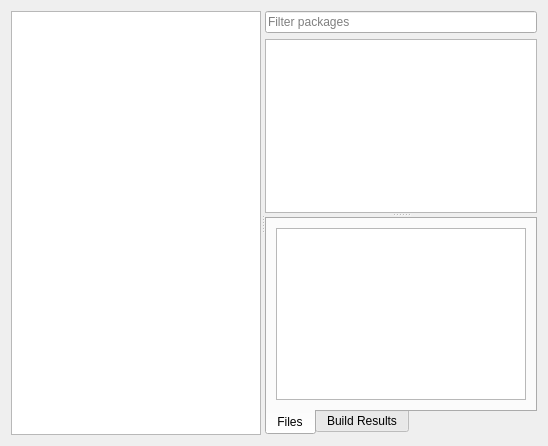
javierllorente/qactus, file src/gui/browser/browser.ui: the form before one commit.
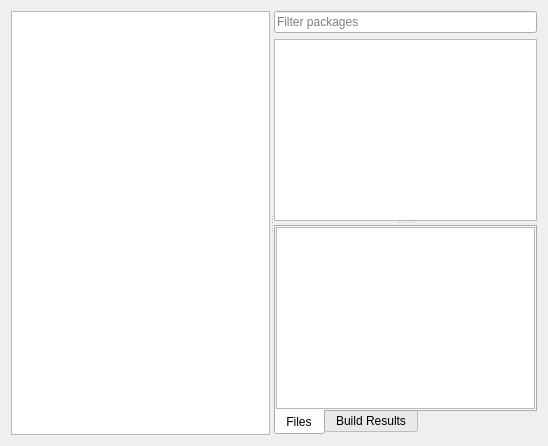
The form after the commit. Custom widgets are drawn as their Qt base class.

Commit message: Set content margins and spacing to 0 for files/build results's tab

```diff
--- a/src/gui/browser/browser.ui
+++ b/src/gui/browser/browser.ui
@@ -106,6 +106,21 @@
             <string>Files</string>
            </attribute>
            <layout class="QVBoxLayout" name="verticalLayout_4">
+            <property name="spacing">
+             <number>0</number>
+            </property>
+            <property name="leftMargin">
+             <number>0</number>
+            </property>
+            <property name="topMargin">
+             <number>0</number>
+            </property>
+            <property name="rightMargin">
+             <number>0</number>
+            </property>
+            <property name="bottomMargin">
+             <number>0</number>
+            </property>
             <item>
              <widget class="FileTreeWidget" name="treeFiles">
               <property name="editTriggers">
@@ -126,6 +141,21 @@
             <string>Build Results</string>
            </attribute>
            <layout class="QVBoxLayout" name="verticalLayout_2">
+            <property name="spacing">
+             <number>0</number>
+            </property>
+            <property name="leftMargin">
+             <number>0</number>
+            </property>
+            <property name="topMargin">
+             <number>0</number>
+            </property>
+            <property name="rightMargin">
+             <number>0</number>
+            </property>
+            <property name="bottomMargin">
+             <number>0</number>
+            </property>
             <item>
              <widget class="BuildResultTreeWidget" name="treeBuildResults">
               <property name="editTriggers">
```
